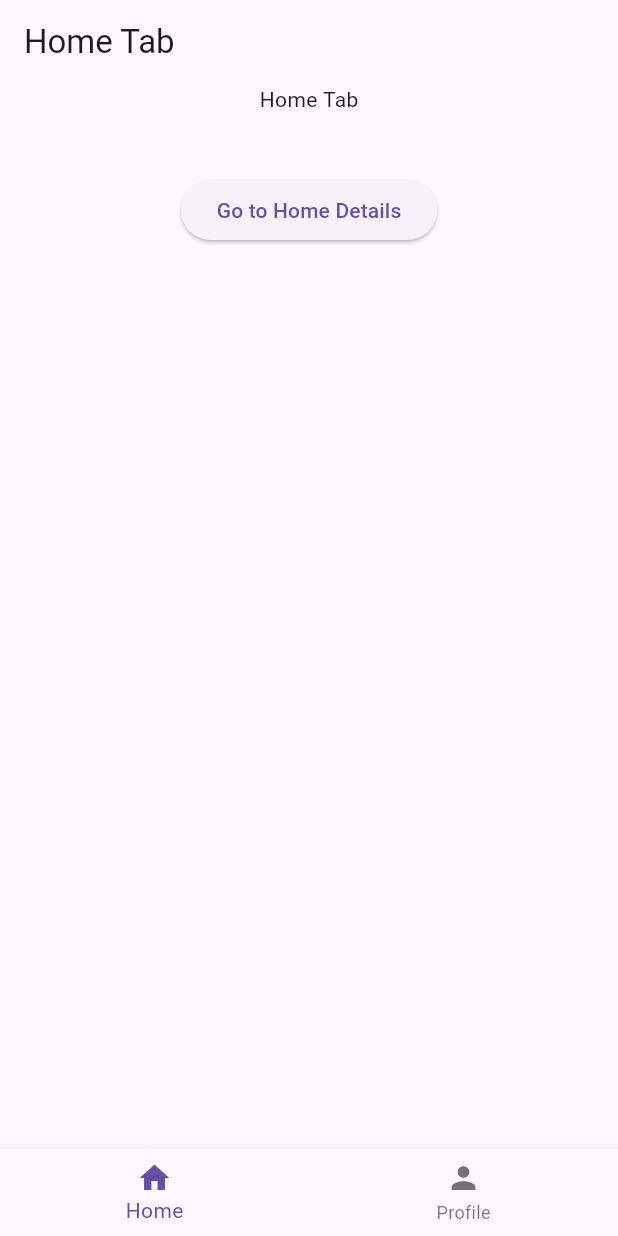
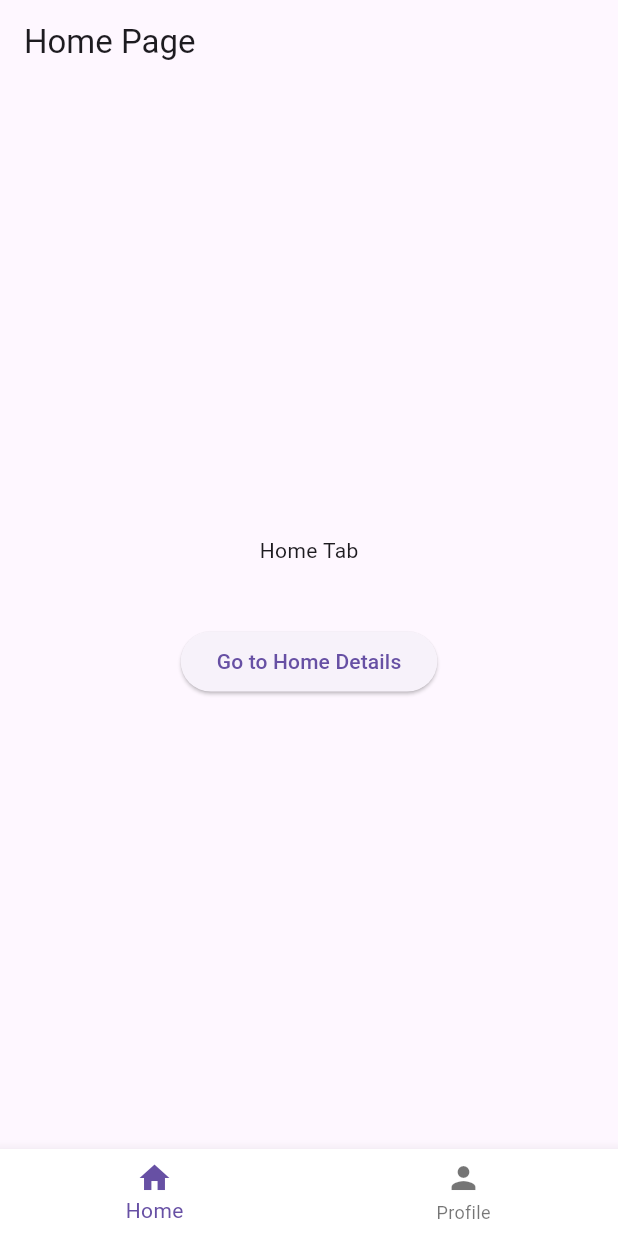
Before and after one commit to Cavin6080/Auto_route_Demo, a Flutter app: the screen it shows after launch, on a phone screen of 412 x 824 dp. Run offline on Flutter 3.47's test engine with Material 2 defaults, Android fonts, the phone set to English and light mode, and no system bars; our stand-ins replace auto_route.

```diff
--- a/lib/pages/tabs/home_tab.dart
+++ b/lib/pages/tabs/home_tab.dart
@@ -11,6 +11,7 @@ class HomeTab extends StatelessWidget {
   Widget build(BuildContext context) {
     return Scaffold(
       body: Column(
+        mainAxisAlignment: MainAxisAlignment.center,
         children: [
           const Center(
             child: Text(
--- a/lib/pages/tabs/main_tab.dart
+++ b/lib/pages/tabs/main_tab.dart
@@ -1,3 +1,5 @@
+import 'dart:developer';
+
 import 'package:auto_route/annotations.dart';
 import 'package:auto_route/auto_route.dart';
 import 'package:auto_route_demo/routes/routes.gr.dart';
@@ -8,26 +10,29 @@ class GroupPage extends StatelessWidget {
 
   @override
   Widget build(BuildContext context) {
-    return Scaffold(
-      appBar: AppBar(
-        title: Text("Home Tab"),
-      ),
-      body: AutoTabsRouter(
+    return AutoTabsScaffold(
+      appBarBuilder: (context, tabsRouter) {
+        return AppBar(
+          title: tabsRouter.activeIndex == 0
+              ? const Text("Home Page")
+              : const Text("Profile Page"),
+        );
+      },
       routes: const [
         HomeRouter(),
         ProfileRouter(),
       ],
-        duration: const Duration(milliseconds: 400),
       builder: (context, child, animation) {
-          final tabsRouter = context.tabsRouter;
-          return Scaffold(
-            body: FadeTransition(
-              opacity: animation,
+        return ScaleTransition(
+          scale: animation,
           child: child,
-            ),
-            bottomNavigationBar: BottomNavigationBar(
+        );
+      },
+      bottomNavigationBuilder: (context, tabsRouter) {
+        return BottomNavigationBar(
           onTap: tabsRouter.setActiveIndex,
           currentIndex: tabsRouter.activeIndex,
+          backgroundColor: Colors.white,
           items: const [
             BottomNavigationBarItem(
               icon: Icon(Icons.home),
@@ -38,10 +43,8 @@ class GroupPage extends StatelessWidget {
               label: 'Profile',
             ),
           ],
-            ),
         );
       },
-      ),
     );
   }
 }
--- a/lib/pages/tabs/profile_tab.dart
+++ b/lib/pages/tabs/profile_tab.dart
@@ -12,6 +12,7 @@ class ProfileTab extends StatelessWidget {
   Widget build(BuildContext context) {
     return Scaffold(
       body: Column(
+        mainAxisAlignment: MainAxisAlignment.center,
         children: [
           const Center(
             child: Text(
```
Lines whose indentation alone changed are shown as unchanged.
